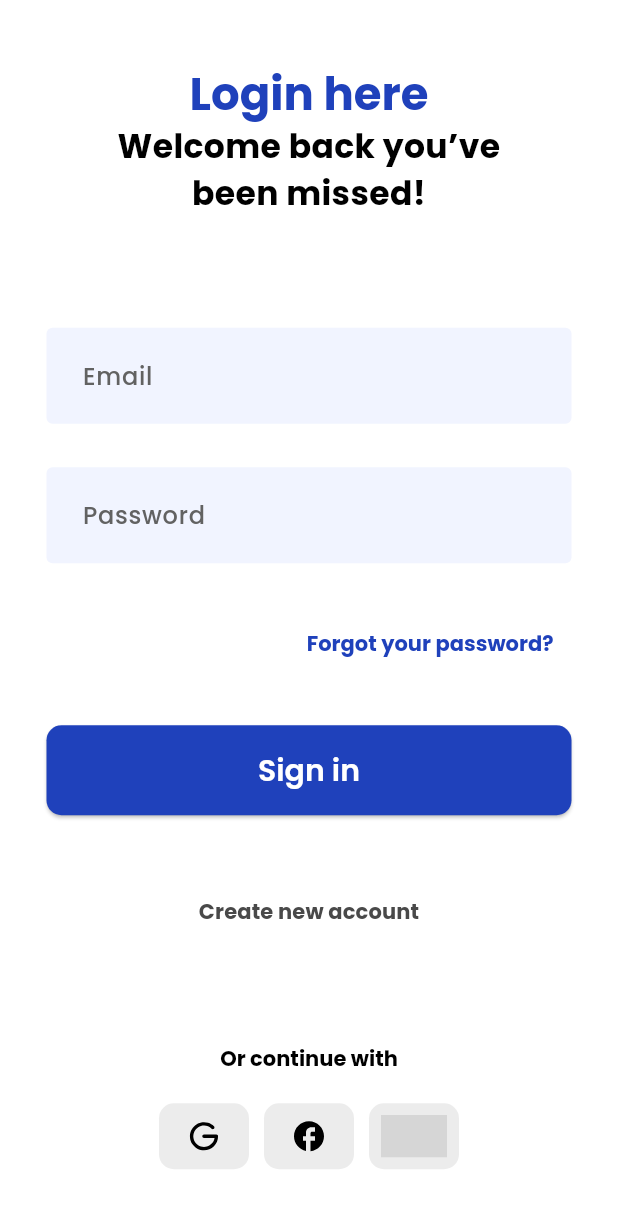
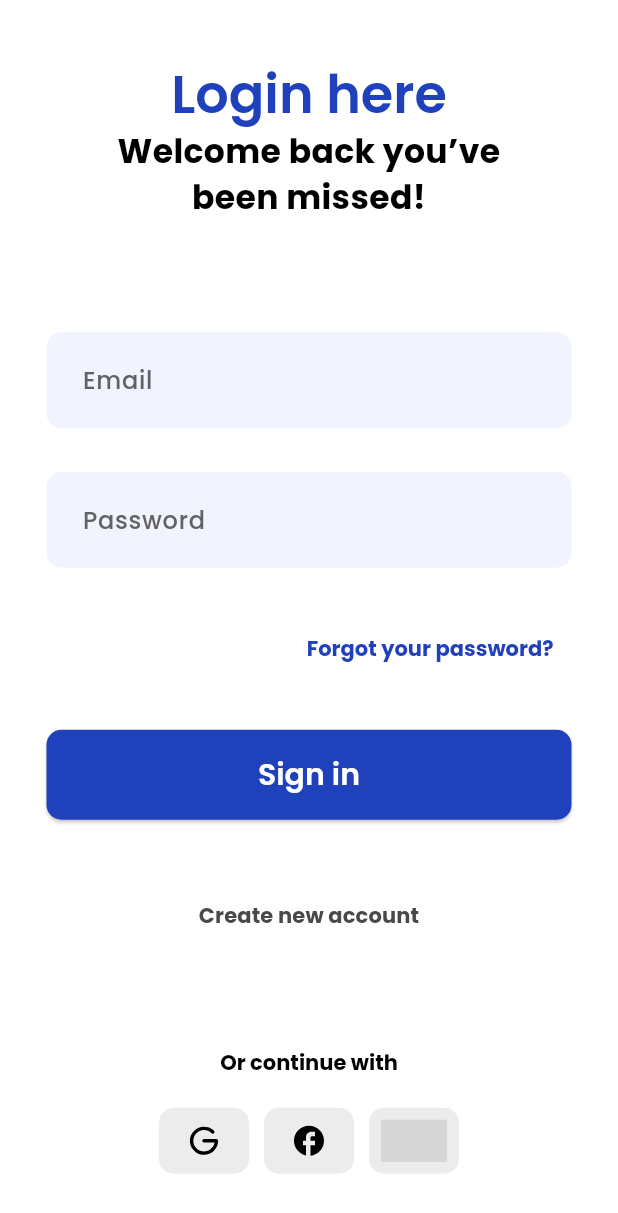
Before and after one commit to CodeAndThink/onbroading_app, a Flutter app: the screen it shows after launch, after a tap on "Login", on a phone screen of 412 x 824 dp. Shown: the top 1213 px of the screen. Run offline on Flutter 3.47's test engine with Material 3 defaults, Android fonts, the phone set to English and light mode, and no system bars; our stand-ins replace flutter_svg; grey boxes are pictures that could not be loaded.

Commit message:
Fix the UI

```diff
--- a/lib/src/login_screen.dart
+++ b/lib/src/login_screen.dart
@@ -166,12 +166,14 @@ class LoginScreenState extends State<LoginScreen> {
           hintStyle: const TextStyle(color: Values.baseHintTextColor),
           border: OutlineInputBorder(borderRadius: BorderRadius.circular(10)),
           enabledBorder: const OutlineInputBorder(
+            borderRadius: BorderRadius.all(Radius.circular(10)),
             borderSide: BorderSide(
               color: Colors.transparent,
               width: 1.0,
             ),
           ),
           focusedBorder: OutlineInputBorder(
+            borderRadius: const BorderRadius.all(Radius.circular(10)),
             borderSide: BorderSide(
               color: Theme.of(context).colorScheme.primary,
               width: 2.0,
--- a/lib/src/register_screen.dart
+++ b/lib/src/register_screen.dart
@@ -143,12 +143,14 @@ class RegisterScreenState extends State<RegisterScreen> {
           hintText: hint,
           hintStyle: const TextStyle(color: Values.baseHintTextColor),
           enabledBorder: const OutlineInputBorder(
+            borderRadius: BorderRadius.all(Radius.circular(10)),
             borderSide: BorderSide(
               color: Colors.transparent,
               width: 1.0,
             ),
           ),
           focusedBorder: OutlineInputBorder(
+            borderRadius: const BorderRadius.all(Radius.circular(10)),
             borderSide: BorderSide(
               color: Theme.of(context).colorScheme.primary,
               width: 2.0,
--- a/lib/theme.dart
+++ b/lib/theme.dart
@@ -14,9 +14,9 @@ class AppTheme {
           surface: Colors.white, primary: Color(0xff1f41bb)),
       textTheme: const TextTheme(
           headlineLarge: TextStyle(
-              fontSize: 30.0,
+              fontSize: 35,
               fontStyle: FontStyle.normal,
-              fontWeight: FontWeight.w700,
+              fontWeight: FontWeight.w600,
               color: Color(0xff1f41bb)),
           headlineMedium: TextStyle(
             fontSize: 20.0,
```
